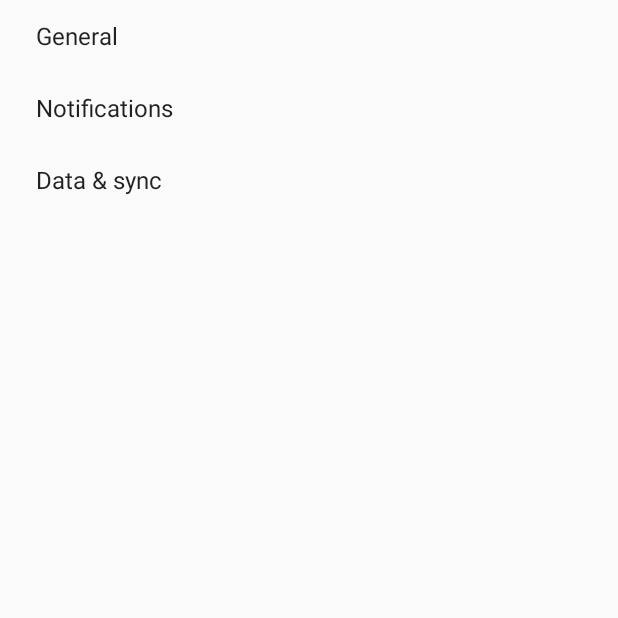
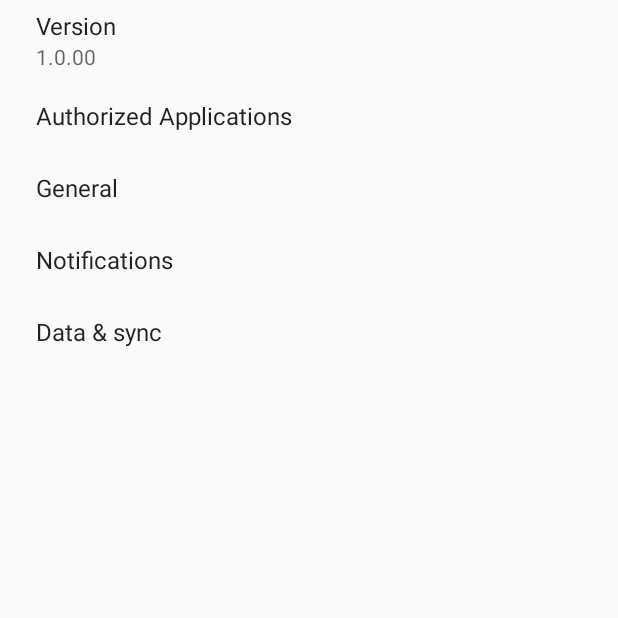
Before and after one commit to cougaro/Domotrix-Android-SDK, an Android app: the screen it shows after launch (SettingsActivity), on a phone screen of 412 x 824 dp, the top half of it. Run offline under Robolectric (Android 15) with nearby library versions, the phone set to English and light mode, and no system bars.

Commit message:
working on SDK

```diff
--- a/app/build.gradle
+++ b/app/build.gradle
@@ -43,6 +43,7 @@ dependencies {
     compile 'com.netflix.rxjava:rxjava-core:0.20.4'
     compile 'org.codehaus.jackson:jackson-mapper-asl:1.9.13'
     compile 'org.codehaus.jackson:jackson-core-asl:1.9.13'
+    compile "com.google.android.gms:play-services:4.0.30"
     provided 'com.fasterxml.jackson.core:jackson-core:2.4.3'
     provided 'com.fasterxml.jackson.core:jackson-databind:2.4.3'
 }
--- a/app/src/main/res/values/strings.xml
+++ b/app/src/main/res/values/strings.xml
@@ -1,3 +1,3 @@
 <resources>
-    <string name="app_name">Domotrix Android SDK</string>
+    <string name="app_name">Domotrix SDK</string>
 </resources>
--- a/app/src/main/res/values/strings_activity_settings.xml
+++ b/app/src/main/res/values/strings_activity_settings.xml
@@ -1,9 +1,14 @@
 <resources>
 
     <!-- Strings related to Settings -->
+    <string name="pref_header_version">Version</string>
 
     <!-- Example General settings -->
     <string name="pref_header_general">General</string>
+    <string name="pref_description_general">1.0.00</string>
+
+    <string name="pref_header_authorize">Authorized Applications</string>
+    <string name="str_lp_android_choice_title">Authorized Applications</string>
 
     <string name="pref_title_social_recommendations">Enable social recommendations</string>
     <string name="pref_description_social_recommendations">Recommendations for people to contact
--- /dev/null
+++ b/app/src/main/res/xml/pref_authorize.xml
@@ -0,0 +1,3 @@
+<?xml version="1.0" encoding="utf-8"?>
+<PreferenceScreen xmlns:android="http://schemas.android.com/apk/res/android">
+</PreferenceScreen>
--- a/app/src/main/res/xml/pref_headers.xml
+++ b/app/src/main/res/xml/pref_headers.xml
@@ -1,6 +1,13 @@
 <preference-headers xmlns:android="http://schemas.android.com/apk/res/android">
 
     <!-- These settings headers are only used on tablets. -->
+    <header
+        android:title="@string/pref_header_version"
+        android:summary="1.0.00"/>
+
+    <header
+        android:fragment="com.domotrix.android.SettingsActivity$AuthorizePreferenceFragment"
+        android:title="@string/pref_header_authorize" />
 
     <header
         android:fragment="com.domotrix.android.SettingsActivity$GeneralPreferenceFragment"
```
Also changed, not shown: app/src/main/java/com/domotrix/android/SettingsActivity.java (+13 -0 lines), app/src/main/java/com/domotrix/android/gcm/GCMBroadcastReceiver.java (added, +23 -0 lines), app/src/main/java/com/domotrix/android/services/DomotrixService.java (+41 -3 lines), app/src/main/java/com/domotrix/android/services/GCMIntentService.java (added, +88 -0 lines), app/src/main/aidl/com/domotrix/android/services/IDomotrixService.aidl, 1 other file.
